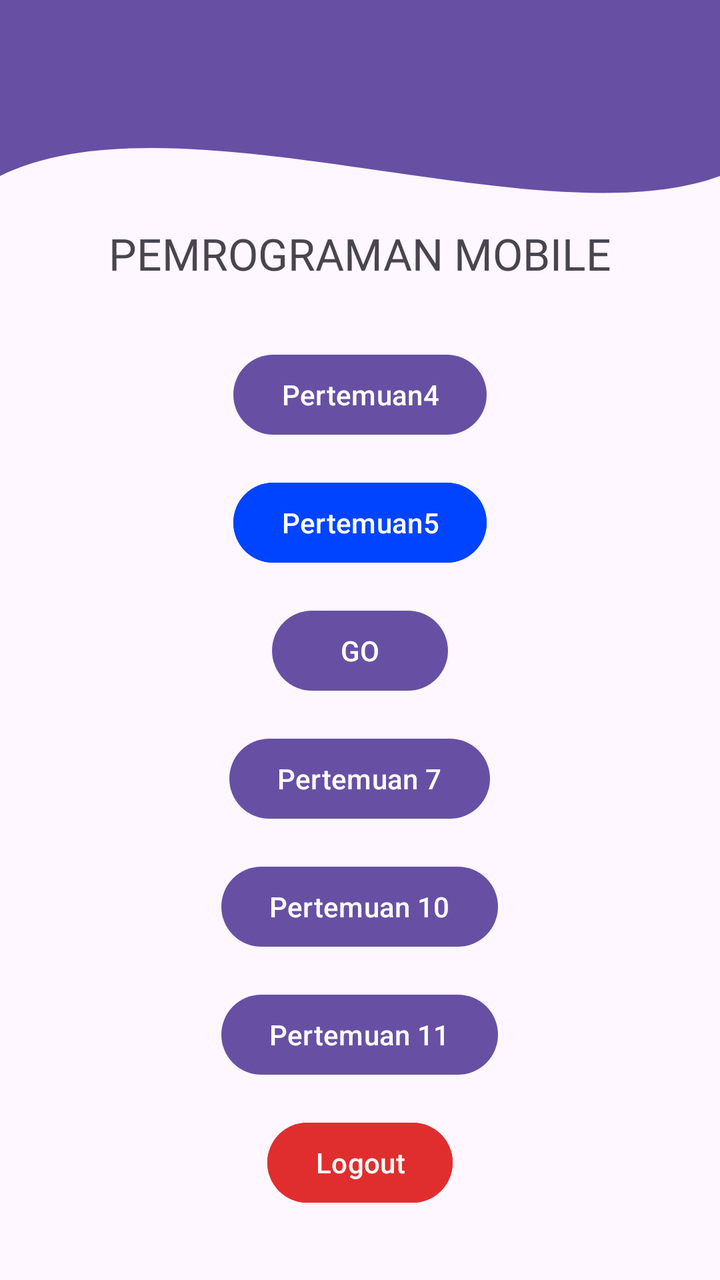
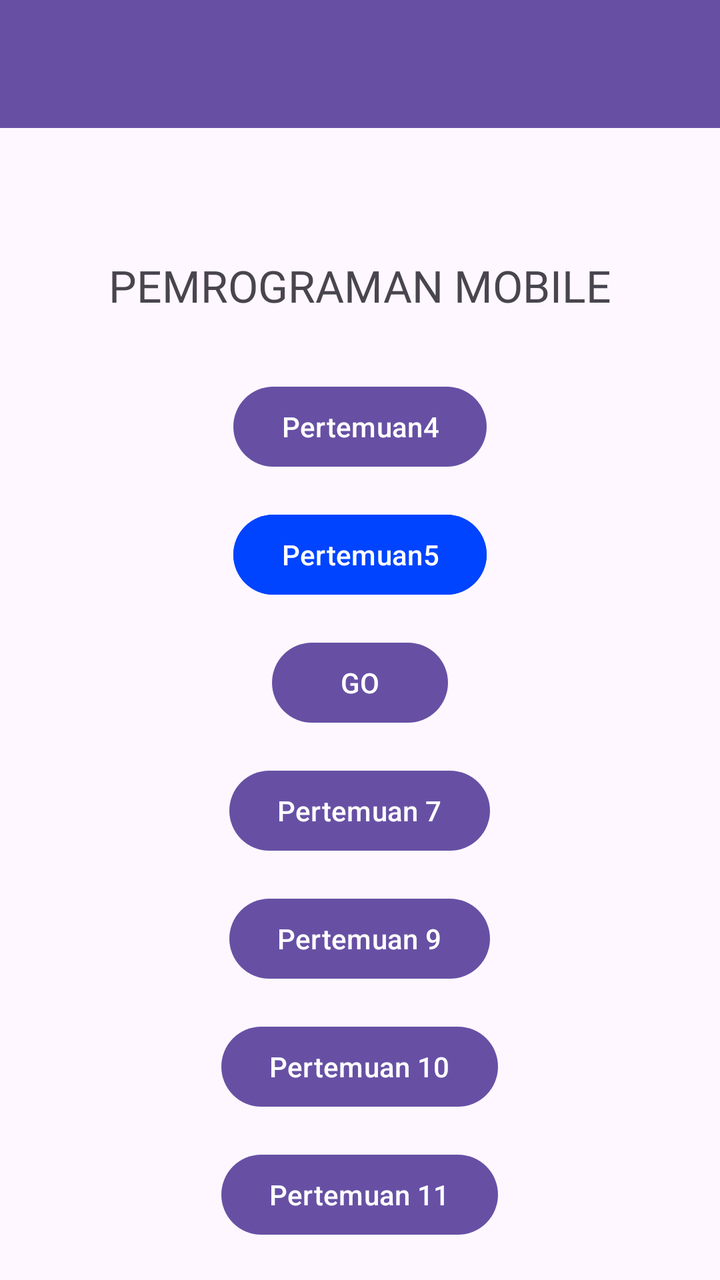

Two renders of the same Android screen: before a commit and after it. Below are the layout's source before the change and the commit's diff.
<!-- AndroidManifest.xml: application theme Theme.Aldo_TIE_Pertemuan3 -->
<!-- res/layout/fragment_home.xml -->
<?xml version="1.0" encoding="utf-8"?>
<androidx.constraintlayout.widget.ConstraintLayout
    xmlns:android="http://schemas.android.com/apk/res/android"
    xmlns:app="http://schemas.android.com/apk/res-auto"
    xmlns:tools="http://schemas.android.com/tools"
    android:layout_width="match_parent"
    android:layout_height="match_parent"
    tools:context=".Home.HomeFragment">

    <View
        android:id="@+id/background_header"
        android:layout_width="0dp"
        android:layout_height="220dp"
        android:background="@drawable/bg_header_wave"
        app:layout_constraintStart_toStartOf="parent"
        app:layout_constraintEnd_toEndOf="parent"
        app:layout_constraintTop_toTopOf="parent" />
    <androidx.appcompat.widget.Toolbar
        android:id="@+id/toolbar"
        android:layout_width="0dp"
        android:layout_height="?attr/actionBarSize"
        android:background="?attr/colorPrimary"
        app:titleTextColor="@android:color/white"
        app:layout_constraintTop_toTopOf="parent"
        app:layout_constraintStart_toStartOf="parent"
        app:layout_constraintEnd_toEndOf="parent" />

    <LinearLayout
        android:layout_width="0dp"
        android:layout_height="0dp"
        android:orientation="vertical"
        android:gravity="center_horizontal"
        android:paddingTop="48dp"
        app:layout_constraintTop_toBottomOf="@id/toolbar"
        app:layout_constraintBottom_toBottomOf="parent"
        app:layout_constraintStart_toStartOf="parent"
        app:layout_constraintEnd_toEndOf="parent">

        <TextView
            android:id="@+id/textView4"
            android:layout_width="wrap_content"
            android:layout_height="wrap_content"
            android:fontFamily="@font/montserrat_black"
            android:textSize="22sp"
            android:text="PEMROGRAMAN MOBILE" />

        <Button
            android:id="@+id/btnP4"
            android:layout_width="wrap_content"
            android:layout_height="wrap_content"
            android:layout_marginTop="32dp"
            android:text="Pertemuan4" />

        <Button
            android:id="@+id/btnP5"
            android:layout_width="wrap_content"
            android:layout_height="wrap_content"
            android:layout_marginTop="16dp"
            android:backgroundTint="@color/blue"
            android:text="Pertemuan5" />

        <Button
            android:id="@+id/btnToFourth"
            android:layout_width="wrap_content"
            android:layout_height="wrap_content"
            android:layout_marginTop="16dp"
            android:text="GO" />

        <Button
            android:id="@+id/btnToSeventh"
            android:layout_width="wrap_content"
            android:layout_height="wrap_content"
            android:layout_marginTop="16dp"
            android:text="Pertemuan 7" />

        <Button
            android:id="@+id/btnToTenth"
            android:layout_width="wrap_content"
            android:layout_height="wrap_content"
            android:layout_marginTop="16dp"
            android:text="Pertemuan 10" />

        <Button
            android:id="@+id/btnToEleventh"
            android:layout_width="wrap_content"
            android:layout_height="wrap_content"
            android:layout_marginTop="16dp"
            android:text="Pertemuan 11" />

        <Button
            android:id="@+id/btnLogout"
            android:layout_width="wrap_content"
            android:layout_height="wrap_content"
            android:layout_marginTop="16dp"
            android:backgroundTint="@color/red"
            android:text="Logout" />
    </LinearLayout>

</androidx.constraintlayout.widget.ConstraintLayout>
<!-- resources referenced by this layout -->
<resources>
  <color name="blue">#0044FF</color>
  <color name="red">#E02E2E</color>
  <!-- drawable bg_header_wave (drawable) -->
  <vector xmlns:android="http://schemas.android.com/apk/res/android"
      android:width="100dp"
      android:height="100dp"
      android:viewportWidth="100"
      android:viewportHeight="100">
  
      <path
          android:fillColor="?attr/colorPrimary"
          android:pathData="
              M0,0
              L100,0
              L100,40
              C 75,55
                25,20
                0,40
              Z" />
  </vector>
  <style name="Theme.Aldo_TIE_Pertemuan3" parent="Base.Theme.Aldo_TIE_Pertemuan3" />
  <style name="Base.Theme.Aldo_TIE_Pertemuan3" parent="Theme.Material3.DayNight.NoActionBar">
          
          
      </style>
</resources>

<!-- the commit's change to res/layout/fragment_home.xml (unified diff, before → after) -->
@@ -1,5 +1,5 @@
 <?xml version="1.0" encoding="utf-8"?>
-<androidx.constraintlayout.widget.ConstraintLayout
+<androidx.coordinatorlayout.widget.CoordinatorLayout
     xmlns:android="http://schemas.android.com/apk/res/android"
     xmlns:app="http://schemas.android.com/apk/res-auto"
     xmlns:tools="http://schemas.android.com/tools"
@@ -7,93 +7,146 @@
     android:layout_height="match_parent"
     tools:context=".Home.HomeFragment">
 
-    <View
-        android:id="@+id/background_header"
-        android:layout_width="0dp"
-        android:layout_height="220dp"
-        android:background="@drawable/bg_header_wave"
-        app:layout_constraintStart_toStartOf="parent"
-        app:layout_constraintEnd_toEndOf="parent"
-        app:layout_constraintTop_toTopOf="parent" />
-    <androidx.appcompat.widget.Toolbar
-        android:id="@+id/toolbar"
-        android:layout_width="0dp"
-        android:layout_height="?attr/actionBarSize"
-        android:background="?attr/colorPrimary"
-        app:titleTextColor="@android:color/white"
-        app:layout_constraintTop_toTopOf="parent"
-        app:layout_constraintStart_toStartOf="parent"
-        app:layout_constraintEnd_toEndOf="parent" />
+    <com.google.android.material.appbar.AppBarLayout
+        android:id="@+id/appBarLayout"
+        android:layout_width="match_parent"
+        android:layout_height="wrap_content"
+        android:theme="@style/ThemeOverlay.AppCompat.Dark.ActionBar">
 
-    <LinearLayout
-        android:layout_width="0dp"
-        android:layout_height="0dp"
-        android:orientation="vertical"
-        android:gravity="center_horizontal"
-        android:paddingTop="48dp"
-        app:layout_constraintTop_toBottomOf="@id/toolbar"
-        app:layout_constraintBottom_toBottomOf="parent"
-        app:layout_constraintStart_toStartOf="parent"
-        app:layout_constraintEnd_toEndOf="parent">
+        <androidx.appcompat.widget.Toolbar
+            android:id="@+id/toolbar"
+            android:layout_width="match_parent"
+            android:layout_height="?attr/actionBarSize"
+            android:background="?attr/colorPrimary"
+            app:layout_scrollFlags="scroll|enterAlways"
+            app:titleTextColor="@android:color/white" />
 
-        <TextView
-            android:id="@+id/textView4"
-            android:layout_width="wrap_content"
+    </com.google.android.material.appbar.AppBarLayout>
+
+    <androidx.core.widget.NestedScrollView
+        android:layout_width="match_parent"
+        android:layout_height="match_parent"
+        android:fillViewport="true"
+        app:layout_behavior="@string/appbar_scrolling_view_behavior">
+
+        <androidx.constraintlayout.widget.ConstraintLayout
+            android:layout_width="match_parent"
             android:layout_height="wrap_content"
-            android:fontFamily="@font/montserrat_black"
-            android:textSize="22sp"
-            android:text="PEMROGRAMAN MOBILE" />
+            android:padding="16dp">
 
-        <Button
-            android:id="@+id/btnP4"
-            android:layout_width="wrap_content"
-            android:layout_height="wrap_content"
-            android:layout_marginTop="32dp"
-            android:text="Pertemuan4" />
+            <LinearLayout
+                android:id="@+id/layoutMenu"
+                android:layout_width="0dp"
+                android:layout_height="wrap_content"
+                android:orientation="vertical"
+                android:gravity="center_horizontal"
+                android:paddingTop="48dp"
+                app:layout_constraintTop_toTopOf="parent"
+                app:layout_constraintStart_toStartOf="parent"
+                app:layout_constraintEnd_toEndOf="parent">
 
-        <Button
-            android:id="@+id/btnP5"
-            android:layout_width="wrap_content"
-            android:layout_height="wrap_content"
-            android:layout_marginTop="16dp"
-            android:backgroundTint="@color/blue"
-            android:text="Pertemuan5" />
+                <TextView
+                    android:id="@+id/textView4"
+                    android:layout_width="wrap_content"
+                    android:layout_height="wrap_content"
+                    android:fontFamily="@font/montserrat_black"
+                    android:textSize="22sp"
+                    android:text="PEMROGRAMAN MOBILE" />
 
-        <Button
-            android:id="@+id/btnToFourth"
-            android:layout_width="wrap_content"
-            android:layout_height="wrap_content"
-            android:layout_marginTop="16dp"
-            android:text="GO" />
+                <Button
+                    android:id="@+id/btnP4"
+                    android:layout_width="wrap_content"
+                    android:layout_height="wrap_content"
+                    android:layout_marginTop="32dp"
+                    android:text="Pertemuan4" />
 
-        <Button
-            android:id="@+id/btnToSeventh"
-            android:layout_width="wrap_content"
-            android:layout_height="wrap_content"
-            android:layout_marginTop="16dp"
-            android:text="Pertemuan 7" />
+                <Button
+                    android:id="@+id/btnP5"
+                    android:layout_width="wrap_content"
+                    android:layout_height="wrap_content"
+                    android:layout_marginTop="16dp"
+                    android:backgroundTint="@color/blue"
+                    android:text="Pertemuan5" />
 
-        <Button
-            android:id="@+id/btnToTenth"
-            android:layout_width="wrap_content"
-            android:layout_height="wrap_content"
-            android:layout_marginTop="16dp"
-            android:text="Pertemuan 10" />
+                <Button
+                    android:id="@+id/btnToFourth"
+                    android:layout_width="wrap_content"
+                    android:layout_height="wrap_content"
+                    android:layout_marginTop="16dp"
+                    android:text="GO" />
 
-        <Button
-            android:id="@+id/btnToEleventh"
-            android:layout_width="wrap_content"
-            android:layout_height="wrap_content"
-            android:layout_marginTop="16dp"
-            android:text="Pertemuan 11" />
+                <Button
+                    android:id="@+id/btnToSeventh"
+                    android:layout_width="wrap_content"
+                    android:layout_height="wrap_content"
+                    android:layout_marginTop="16dp"
+                    android:text="Pertemuan 7" />
 
-        <Button
-            android:id="@+id/btnLogout"
-            android:layout_width="wrap_content"
-            android:layout_height="wrap_content"
-            android:layout_marginTop="16dp"
-            android:backgroundTint="@color/red"
-            android:text="Logout" />
-    </LinearLayout>
+                <Button
+                    android:id="@+id/btnToNinth"
+                    android:layout_width="wrap_content"
+                    android:layout_height="wrap_content"
+                    android:layout_marginTop="16dp"
+                    android:text="Pertemuan 9" />
 
-</androidx.constraintlayout.widget.ConstraintLayout>
+                <Button
+                    android:id="@+id/btnToTenth"
+                    android:layout_width="wrap_content"
+                    android:layout_height="wrap_content"
+                    android:layout_marginTop="16dp"
+                    android:text="Pertemuan 10" />
+
+                <Button
+                    android:id="@+id/btnToEleventh"
+                    android:layout_width="wrap_content"
+                    android:layout_height="wrap_content"
+                    android:layout_marginTop="16dp"
+                    android:text="Pertemuan 11" />
+
+                <Button
+                    android:id="@+id/btnLogout"
+                    android:layout_width="wrap_content"
+                    android:layout_height="wrap_content"
+                    android:layout_marginTop="16dp"
+                    android:backgroundTint="@color/red"
+                    android:text="Logout" />
+
+            </LinearLayout>
+
+            <TextView
+                android:id="@+id/tvCatFact"
+                android:layout_width="0dp"
+                android:layout_height="wrap_content"
+                android:layout_marginTop="100dp"
+                android:gravity="center"
+                android:text="Loading cat fact..."
+                android:textAlignment="center"
+                android:textSize="18sp"
+                app:layout_constraintEnd_toEndOf="parent"
+                app:layout_constraintHorizontal_bias="1.0"
+                app:layout_constraintStart_toStartOf="parent"
+                app:layout_constraintTop_toBottomOf="@+id/layoutMenu" />
+
+            <Button
+                android:id="@+id/btnRefresh"
+                android:layout_width="wrap_content"
+                android:layout_height="wrap_content"
+                android:layout_marginTop="12dp"
+                android:text="Refresh"
+                app:layout_constraintTop_toBottomOf="@+id/tvCatFact"
+                app:layout_constraintStart_toStartOf="parent"
+                app:layout_constraintEnd_toEndOf="parent" />
+
+            <androidx.recyclerview.widget.RecyclerView
+                android:id="@+id/rvGallery"
+                android:layout_width="match_parent"
+                android:layout_height="wrap_content"
+                android:layout_marginTop="16dp"
+                android:padding="8dp"
+                app:layout_constraintTop_toBottomOf="@+id/btnRefresh" />
+
+        </androidx.constraintlayout.widget.ConstraintLayout>
+
+    </androidx.core.widget.NestedScrollView>
+
+</androidx.coordinatorlayout.widget.CoordinatorLayout>
<!-- resource entries referenced after the edit -->
@@ -2,24 +2,6 @@
 <resources>
   <color name="blue">#0044FF</color>
   <color name="red">#E02E2E</color>
-  <!-- drawable bg_header_wave (drawable) -->
-  <vector xmlns:android="http://schemas.android.com/apk/res/android"
-      android:width="100dp"
-      android:height="100dp"
-      android:viewportWidth="100"
-      android:viewportHeight="100">
-  
-      <path
-          android:fillColor="?attr/colorPrimary"
-          android:pathData="
-              M0,0
-              L100,0
-              L100,40
-              C 75,55
-                25,20
-                0,40
-              Z" />
-  </vector>
   <style name="Theme.Aldo_TIE_Pertemuan3" parent="Base.Theme.Aldo_TIE_Pertemuan3" />
   <style name="Base.Theme.Aldo_TIE_Pertemuan3" parent="Theme.Material3.DayNight.NoActionBar">
           
